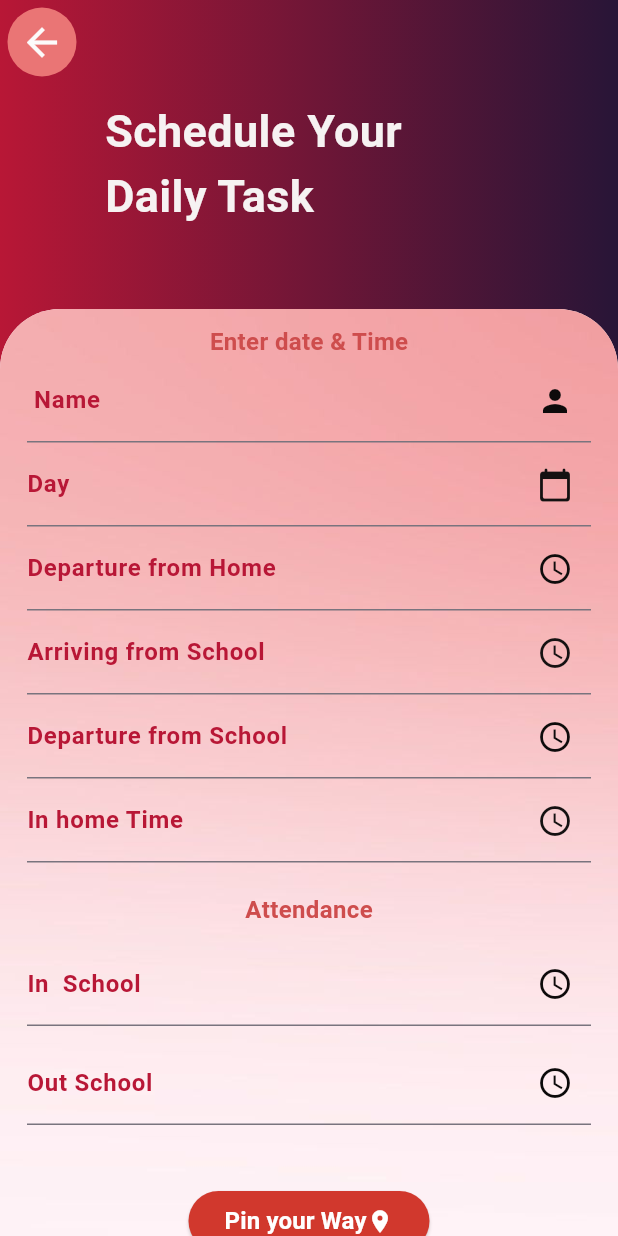
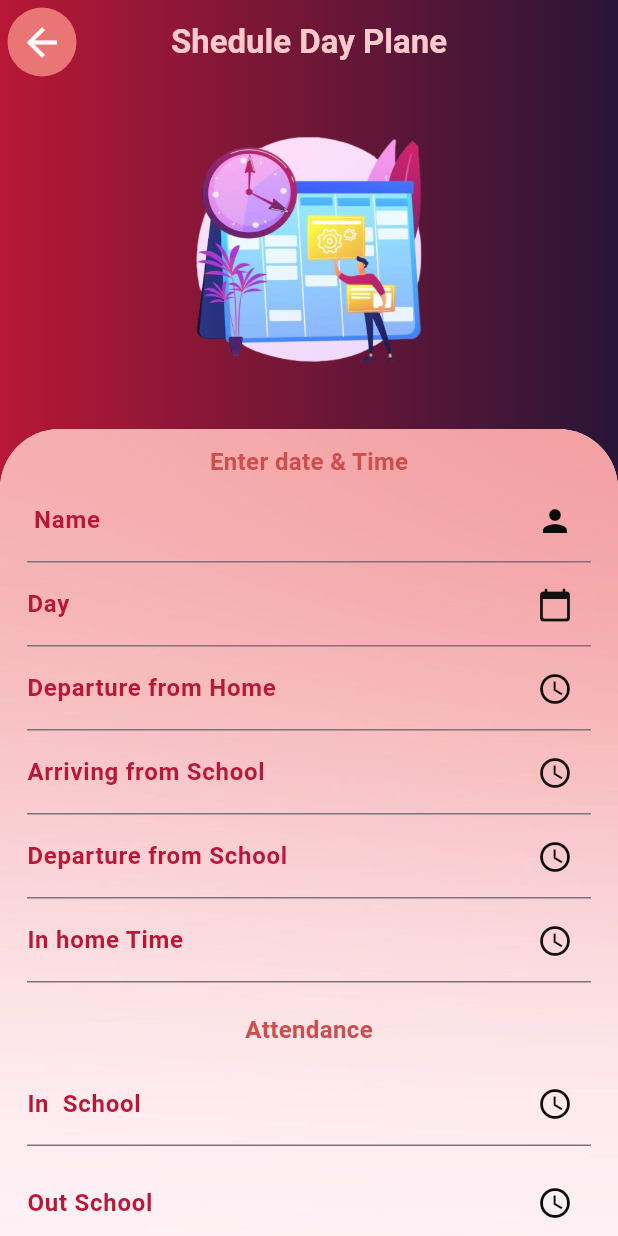
Before and after one commit to GihanSisiraKumara/kidcare_app, a Flutter app: the SheduleBord screen opened directly, on a phone screen of 412 x 824 dp. Run offline on Flutter 3.47's test engine with Material 3 defaults, Android fonts, the phone set to English and light mode, and no system bars; our stand-ins replace flutter_slidable, google_maps_flutter, image_picker, lottie, qr_flutter; missing offline and left inert: flutter_phone_direct_caller, mobile_scanner, qr_scanner_overlay; Roboto replaces fonts that are missing (inter).

Commit message:
add image and design sheduling.dart page

```diff
--- a/lib/screen/connectBord.dart
+++ b/lib/screen/connectBord.dart
@@ -107,9 +107,9 @@ class RegScreenState extends State<ConnectScreen> {
             mainAxisAlignment: MainAxisAlignment.start,
             children: [
               const Padding(
-                padding: EdgeInsets.only(top: 30.0),
+                padding: EdgeInsets.only(top: 10.0),
                 child: CircleAvatar(
-                  radius: 90, // Adjust the radius to fit the size you want
+                  radius: 100, // Adjust the radius to fit the size you want
                   backgroundImage: AssetImage('assets/images/paconnect.png'),
                   backgroundColor: Colors.transparent,
                 ),
--- a/lib/screen/shedulBord.dart
+++ b/lib/screen/shedulBord.dart
@@ -45,29 +45,82 @@ class _SheduleState extends State<SheduleBord> {
         });
         var response = jsonDecode(res.body);
         if (response["success"] == "true") {
-          print("Insert Successfull!");
-          // Navigator.push(
-          // context,
-          // MaterialPageRoute(
-          // builder: (context) => const MyHomePage(),
-          // ),
-          // );
+          _showSuccessDialog(
+            'Your sheduling is successed!.',
+          );
         } else {
-          print("Some Issue found!");
+          _showErrorDialog(
+            'Your sheduling is Unsuccessed!.',
+          );
         }
       } catch (e) {
         print(e);
       }
     } else {
-      print("please fill all the fileds");
-      // Navigator.push
-      // (
-      // context,
-      // MaterialPageRoute(
-      // builder: (context) => MyHomePage(),
-      // ),
-      // );
+      _showAllfillDialog(
+        'Please fill all of the feilds!.',
+      );
     }
+  }
+
+  void _showSuccessDialog(String message) {
+    showDialog(
+      context: context,
+      builder: (BuildContext context) {
+        return AlertDialog(
+          title: const Text('Sheduling Success '),
+          content: Text(message),
+          actions: <Widget>[
+            TextButton(
+              onPressed: () {
+                Navigator.of(context).pop();
+              },
+              child: const Text('OK'),
+            ),
+          ],
+        );
+      },
+    );
+  }
+
+  void _showErrorDialog(String message) {
+    showDialog(
+      context: context,
+      builder: (BuildContext context) {
+        return AlertDialog(
+          title: const Text('Sheduling Success'),
+          content: Text(message),
+          actions: <Widget>[
+            TextButton(
+              onPressed: () {
+                Navigator.of(context).pop();
+              },
+              child: const Text('OK'),
+            ),
+          ],
+        );
+      },
+    );
+  }
+
+  void _showAllfillDialog(String message) {
+    showDialog(
+      context: context,
+      builder: (BuildContext context) {
+        return AlertDialog(
+          title: const Text('Error '),
+          content: Text(message),
+          actions: <Widget>[
+            TextButton(
+              onPressed: () {
+                Navigator.of(context).pop();
+              },
+              child: const Text('OK'),
+            ),
+          ],
+        );
+      },
+    );
   }
 
   @override
@@ -75,13 +128,19 @@ class _SheduleState extends State<SheduleBord> {
     return Scaffold(
       appBar: AppBar(
         centerTitle: true,
-        title: const Text(""),
+        title: const Text(
+          "Shedule Day Plane",
+          style: TextStyle(
+              fontSize: 22,
+              color: Color.fromARGB(255, 250, 202, 202),
+              fontWeight: FontWeight.bold),
+        ),
         leading: IconButton(
           style: ButtonStyle(
-            iconSize: MaterialStateProperty.all<double>(30),
-            iconColor: MaterialStateProperty.all<Color>(
+            iconSize: WidgetStateProperty.all<double>(30),
+            iconColor: WidgetStateProperty.all<Color>(
                 const Color.fromARGB(255, 252, 251, 251)),
-            backgroundColor: MaterialStateProperty.all<Color>(
+            backgroundColor: WidgetStateProperty.all<Color>(
                 const Color.fromARGB(255, 234, 117, 117)),
           ),
           icon: const Icon(Icons.arrow_back),
@@ -109,20 +168,20 @@ class _SheduleState extends State<SheduleBord> {
                 Color(0xff281537),
               ]),
             ),
-            child: const Padding(
-              padding: EdgeInsets.only(top: 10.0, left: 70),
-              child: Text(
-                'Schedule Your\nDaily Task',
-                style: TextStyle(
-                  fontSize: 30,
-                  color: Color.fromARGB(255, 246, 242, 242),
-                  fontWeight: FontWeight.bold,
+          ),
+          Column(
+            children: [
+              const Padding(
+                padding: EdgeInsets.only(top: 10.0),
+                child: CircleAvatar(
+                  radius: 100, // Adjust the radius to fit the size you want
+                  backgroundImage: AssetImage('assets/images/sheduling.png'),
+                  backgroundColor: Colors.transparent,
                 ),
               ),
-            ),
-          ),
-          Padding(
-            padding: const EdgeInsets.only(top: 150.0),
+              Expanded(
+                child: Padding(
+                  padding: const EdgeInsets.only(top: 20.0),
                   child: Container(
                     decoration: const BoxDecoration(
                       image: DecorationImage(
@@ -190,8 +249,8 @@ class _SheduleState extends State<SheduleBord> {
 
                                   if (pickeddate != null) {
                                     setState(() {
-                                _date.text =
-                                    DateFormat('yyyy-MM-dd').format(pickeddate);
+                                      _date.text = DateFormat('yyyy-MM-dd')
+                                          .format(pickeddate);
                                     });
                                   }
                                 }),
@@ -200,7 +259,8 @@ class _SheduleState extends State<SheduleBord> {
                               decoration: InputDecoration(
                                 suffixIcon: GestureDetector(
                                   onTap: () async {
-                              TimeOfDay? pickedTime = await showTimePicker(
+                                    TimeOfDay? pickedTime =
+                                        await showTimePicker(
                                       context: context,
                                       initialTime: TimeOfDay.now(),
                                     );
@@ -231,7 +291,8 @@ class _SheduleState extends State<SheduleBord> {
                               decoration: InputDecoration(
                                   suffixIcon: GestureDetector(
                                     onTap: () async {
-                                TimeOfDay? pickedTime = await showTimePicker(
+                                      TimeOfDay? pickedTime =
+                                          await showTimePicker(
                                         context: context,
                                         initialTime: TimeOfDay.now(),
                                       );
@@ -260,7 +321,8 @@ class _SheduleState extends State<SheduleBord> {
                               decoration: InputDecoration(
                                   suffixIcon: GestureDetector(
                                     onTap: () async {
-                                TimeOfDay? pickedTime = await showTimePicker(
+                                      TimeOfDay? pickedTime =
+                                          await showTimePicker(
                                         context: context,
                                         initialTime: TimeOfDay.now(),
                                       );
@@ -289,7 +351,8 @@ class _SheduleState extends State<SheduleBord> {
                               decoration: InputDecoration(
                                   suffixIcon: GestureDetector(
                                     onTap: () async {
-                                TimeOfDay? pickedTime = await showTimePicker(
+                                      TimeOfDay? pickedTime =
+                                          await showTimePicker(
                                         context: context,
                                         initialTime: TimeOfDay.now(),
                                       );
@@ -327,7 +390,8 @@ class _SheduleState extends State<SheduleBord> {
                               decoration: InputDecoration(
                                   suffixIcon: GestureDetector(
                                     onTap: () async {
-                                TimeOfDay? pickedTime = await showTimePicker(
+                                      TimeOfDay? pickedTime =
+                                          await showTimePicker(
                                         context: context,
                                         initialTime: TimeOfDay.now(),
                                       );
@@ -357,7 +421,8 @@ class _SheduleState extends State<SheduleBord> {
                               decoration: InputDecoration(
                                 suffixIcon: GestureDetector(
                                   onTap: () async {
-                              TimeOfDay? pickedTime = await showTimePicker(
+                                    TimeOfDay? pickedTime =
+                                        await showTimePicker(
                                       context: context,
                                       initialTime: TimeOfDay.now(),
                                     );
@@ -395,7 +460,7 @@ class _SheduleState extends State<SheduleBord> {
                                 );
                               },
                               style: ButtonStyle(
-                          backgroundColor: MaterialStateProperty.all(
+                                backgroundColor: WidgetStateProperty.all(
                                     const Color.fromARGB(255, 209, 56, 45)),
                               ),
                               child: const Row(
@@ -437,7 +502,8 @@ class _SheduleState extends State<SheduleBord> {
                                     style: TextStyle(
                                         fontWeight: FontWeight.bold,
                                         fontSize: 20,
-                                  color: Color.fromARGB(255, 247, 241, 241)),
+                                        color:
+                                            Color.fromARGB(255, 247, 241, 241)),
                                   ),
                                 ),
                               ),
@@ -448,6 +514,9 @@ class _SheduleState extends State<SheduleBord> {
                     ),
                   ),
                 ),
+              ),
+            ],
+          ),
         ],
       ),
     );
--- a/pubspec.yaml
+++ b/pubspec.yaml
@@ -105,6 +105,7 @@ flutter:
     - assets/images/redcall.jpg
     - assets/images/paconnect.png
     - assets/images/forget.png
+    - assets/images/sheduling.png
 
 
 
```
Also changed, not shown: assets/images/sheduling.png (added). Lines whose indentation alone changed are shown as unchanged.
